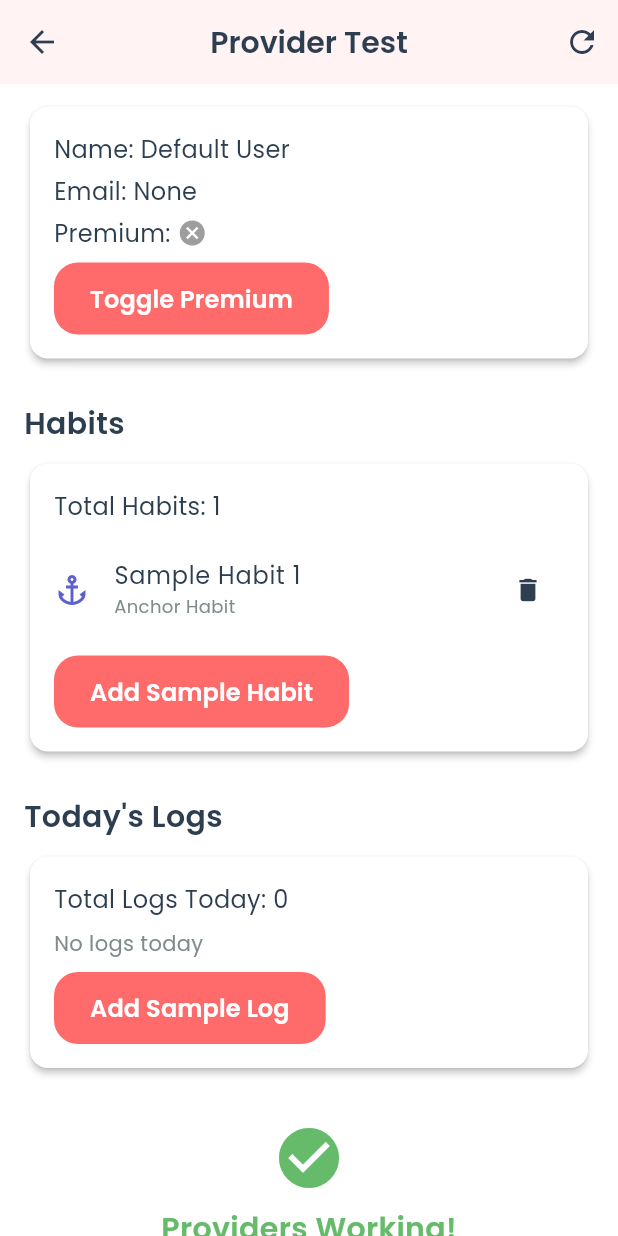
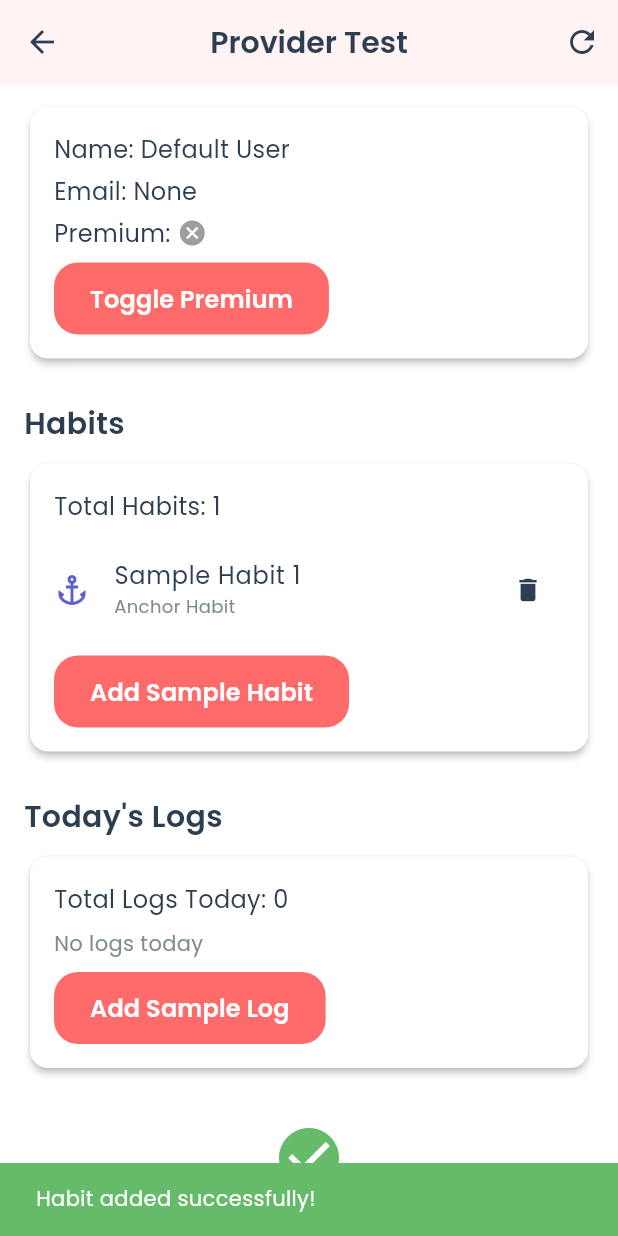
Before and after one commit to keyurshubham2014/habbitstack, a Flutter app: the TestProvidersScreen screen opened directly, scrolled down 43 dp, after a tap on "Add Sample Habit", on a phone screen of 412 x 824 dp. Run offline on Flutter 3.47's test engine with Material 3 defaults, Android fonts, the phone set to English and light mode, and no system bars; our stand-ins replace flutter_riverpod, google_fonts, sqflite; accounts and stored records are empty.

Commit message:
Fix: Add error handling and user feedback to test providers screen
Added comprehensive error handling and SnackBar notifications:
- Success messages when habits/logs are added
- Error messages with details if operations fail
- Warning when trying to add log without habits
- Better user experience with visual feedback

🤖 Generated with [Claude Code](https://claude.com/claude-code)

Co-Authored-By: Claude <noreply@anthropic.com>

```diff
--- a/lib/screens/test_providers_screen.dart
+++ b/lib/screens/test_providers_screen.dart
@@ -115,6 +115,7 @@ class TestProvidersScreen extends ConsumerWidget {
                     PrimaryButton(
                       text: 'Add Sample Habit',
                       onPressed: () async {
+                        try {
                           final user = await ref.read(currentUserProvider.future);
                           if (user != null) {
                             final newHabit = Habit(
@@ -123,7 +124,27 @@ class TestProvidersScreen extends ConsumerWidget {
                               isAnchor: habits.length % 2 == 0,
                               createdAt: DateTime.now(),
                             );
-                          ref.read(habitsNotifierProvider.notifier).addHabit(newHabit);
+                            await ref.read(habitsNotifierProvider.notifier).addHabit(newHabit);
+
+                            if (context.mounted) {
+                              ScaffoldMessenger.of(context).showSnackBar(
+                                const SnackBar(
+                                  content: Text('Habit added successfully!'),
+                                  backgroundColor: AppColors.successGreen,
+                                  duration: Duration(seconds: 2),
+                                ),
+                              );
+                            }
+                          }
+                        } catch (e) {
+                          if (context.mounted) {
+                            ScaffoldMessenger.of(context).showSnackBar(
+                              SnackBar(
+                                content: Text('Error: $e'),
+                                backgroundColor: AppColors.softRed,
+                              ),
+                            );
+                          }
                         }
                       },
                     ),
@@ -171,6 +192,7 @@ class TestProvidersScreen extends ConsumerWidget {
                     PrimaryButton(
                       text: 'Add Sample Log',
                       onPressed: () async {
+                        try {
                           final user = await ref.read(currentUserProvider.future);
                           final habits = await ref.read(habitsProvider.future);
 
@@ -183,7 +205,34 @@ class TestProvidersScreen extends ConsumerWidget {
                               sentiment: 'happy',
                               createdAt: DateTime.now(),
                             );
-                          ref.read(logsNotifierProvider.notifier).addLog(newLog);
+                            await ref.read(logsNotifierProvider.notifier).addLog(newLog);
+
+                            if (context.mounted) {
+                              ScaffoldMessenger.of(context).showSnackBar(
+                                const SnackBar(
+                                  content: Text('Log added successfully!'),
+                                  backgroundColor: AppColors.successGreen,
+                                  duration: Duration(seconds: 2),
+                                ),
+                              );
+                            }
+                          } else if (habits.isEmpty && context.mounted) {
+                            ScaffoldMessenger.of(context).showSnackBar(
+                              const SnackBar(
+                                content: Text('Please add a habit first!'),
+                                backgroundColor: AppColors.warningAmber,
+                              ),
+                            );
+                          }
+                        } catch (e) {
+                          if (context.mounted) {
+                            ScaffoldMessenger.of(context).showSnackBar(
+                              SnackBar(
+                                content: Text('Error: $e'),
+                                backgroundColor: AppColors.softRed,
+                              ),
+                            );
+                          }
                         }
                       },
                     ),
```
Lines whose indentation alone changed are shown as unchanged.
